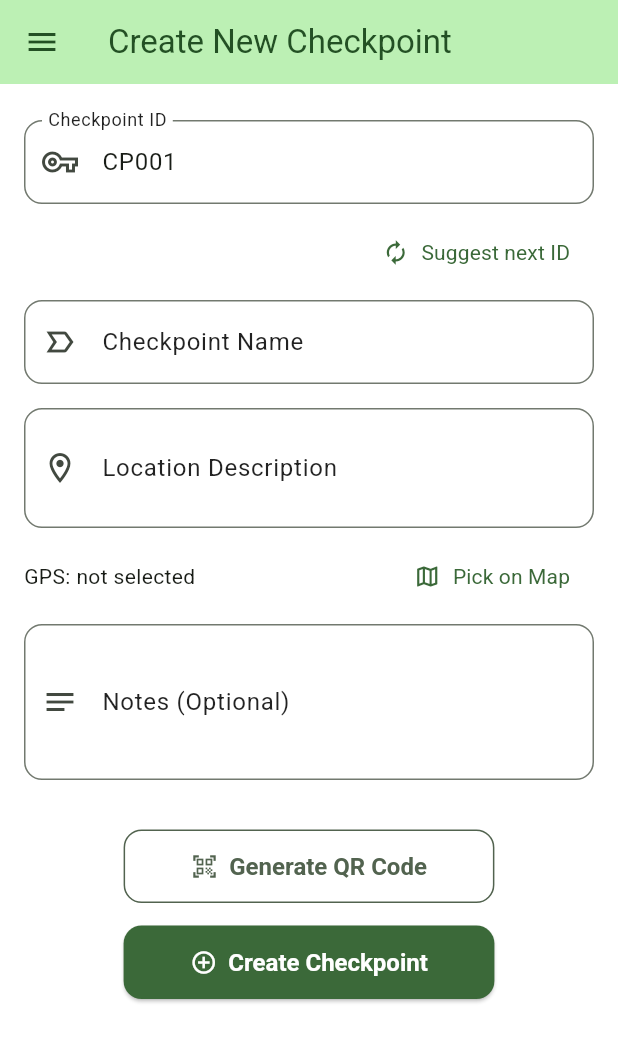
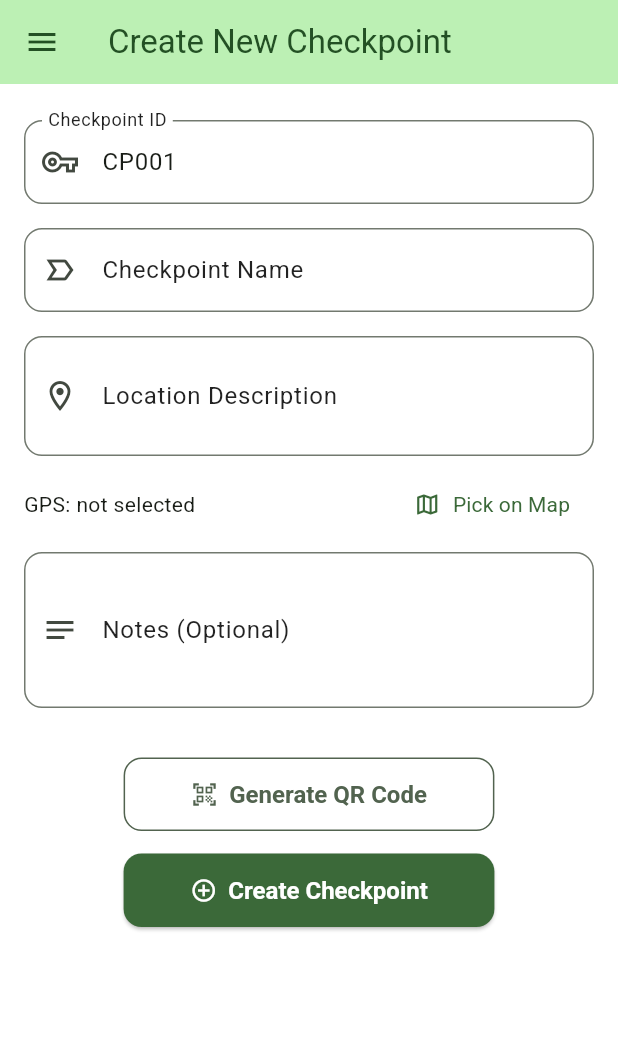
Before and after one commit to Labydesu/securitypatrol, a Flutter app: the AddCheckpointScreen screen opened directly, on a phone screen of 412 x 824 dp. Shown: the top 1042 px of the screen. Run offline on Flutter 3.47's test engine with Material 3 defaults, Android fonts, the phone set to English and light mode, and no system bars; our stand-ins replace cloud_firestore, file_picker, firebase_auth, firebase_core, fl_chart, google_maps_flutter and 7 more; missing offline and left inert: dart:html; accounts and stored records are empty.

Commit message:
Automatically adds a checkpoint ID when creating a checkpoint

```diff
--- a/lib/main_screens/checkpoint_management/add_checkpoint.dart
+++ b/lib/main_screens/checkpoint_management/add_checkpoint.dart
@@ -394,15 +394,6 @@ class _AddCheckpointScreenState extends State<AddCheckpointScreen> {
                   return null;
                 },
               ),
-              if (!_isEditMode)
-                Align(
-                  alignment: Alignment.centerRight,
-                  child: TextButton.icon(
-                    onPressed: _suggestAndPrefillNextCheckpointId,
-                    icon: const Icon(Icons.autorenew),
-                    label: const Text('Suggest next ID'),
-                  ),
-                ),
               _buildTextField(
                 controller: _nameController,
                 label: 'Checkpoint Name',
```
Also changed, not shown: 3 other files.
